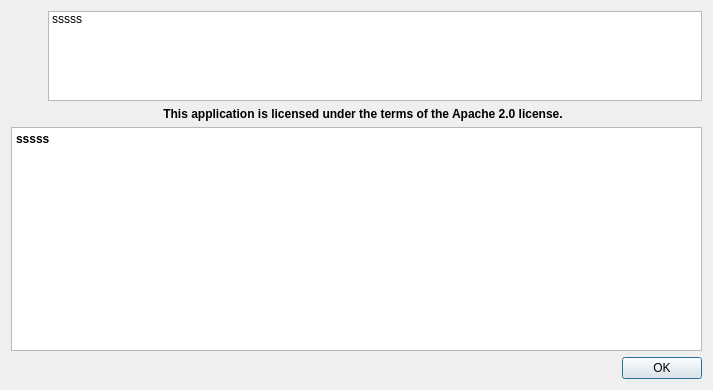
Qt form ui/src/aboutbox.ui (BonoTrotDJ/QVrc) before a commit.
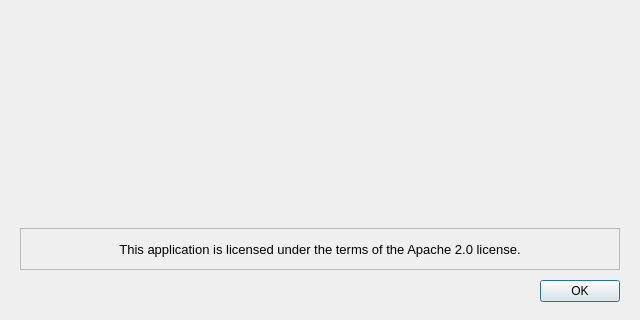
The same form after that commit. Icons and pictures are not drawn.

What changed in the file:
```diff
--- a/ui/src/aboutbox.ui
+++ b/ui/src/aboutbox.ui
@@ -25,8 +25,8 @@
    <rect>
     <x>0</x>
     <y>0</y>
-    <width>713</width>
-    <height>390</height>
+    <width>640</width>
+    <height>320</height>
    </rect>
   </property>
   <property name="windowTitle">
@@ -37,28 +37,45 @@
     <normaloff>:/qlcplus.png</normaloff>:/qlcplus.png</iconset>
   </property>
   <layout class="QGridLayout" name="gridLayout">
-   <item row="5" column="0" colspan="4">
-    <widget class="QTextBrowser" name="m_licenseBrowser">
-     <property name="html">
-      <string notr="true">&lt;!DOCTYPE HTML PUBLIC &quot;-//W3C//DTD HTML 4.0//EN&quot; &quot;http://www.w3.org/TR/REC-html40/strict.dtd&quot;&gt;
-&lt;html&gt;&lt;head&gt;&lt;meta name=&quot;qrichtext&quot; content=&quot;1&quot; /&gt;&lt;meta charset=&quot;utf-8&quot; /&gt;&lt;style type=&quot;text/css&quot;&gt;
-p, li { white-space: pre-wrap; }
-hr { height: 1px; border-width: 0; }
-li.unchecked::marker { content: &quot;\2610&quot;; }
-li.checked::marker { content: &quot;\2612&quot;; }
-&lt;/style&gt;&lt;/head&gt;&lt;body style=&quot; font-family:'Ubuntu'; font-size:10pt; font-weight:400; font-style:normal;&quot;&gt;
-&lt;p style=&quot; margin-top:12px; margin-bottom:12px; margin-left:0px; margin-right:0px; -qt-block-indent:0; text-indent:0px;&quot;&gt;&lt;span style=&quot; font-family:'Sans Serif'; font-size:9pt; font-weight:600;&quot;&gt;sssss&lt;/span&gt;&lt;/p&gt;&lt;/body&gt;&lt;/html&gt;</string>
+   <property name="leftMargin">
+    <number>20</number>
+   </property>
+   <property name="topMargin">
+    <number>18</number>
+   </property>
+   <property name="rightMargin">
+    <number>20</number>
+   </property>
+   <property name="bottomMargin">
+    <number>18</number>
+   </property>
+   <property name="horizontalSpacing">
+    <number>18</number>
+   </property>
+   <property name="verticalSpacing">
+    <number>10</number>
+   </property>
+   <item row="2" column="1">
+    <widget class="QLabel" name="m_copyrightLabel">
+     <property name="textFormat">
+      <enum>Qt::RichText</enum>
+     </property>
+     <property name="alignment">
+      <set>Qt::AlignLeading|Qt::AlignLeft|Qt::AlignTop</set>
+     </property>
+     <property name="wordWrap">
+      <bool>true</bool>
+     </property>
+     <property name="margin">
+      <number>2</number>
      </property>
     </widget>
    </item>
-   <item row="3" column="2">
-    <widget class="QLabel" name="m_websiteLabel"/>
-   </item>
-   <item row="1" column="2">
+   <item row="1" column="1">
     <widget class="QLabel" name="m_versionLabel">
      <property name="font">
       <font>
-       <pointsize>14</pointsize>
+       <pointsize>12</pointsize>
        <italic>false</italic>
        <bold>true</bold>
       </font>
@@ -71,14 +88,72 @@
      </property>
     </widget>
    </item>
-   <item row="2" column="2">
-    <widget class="QLabel" name="m_copyrightLabel">
+   <item row="0" column="1">
+    <widget class="QLabel" name="m_titleLabel">
+     <property name="font">
+      <font>
+       <pointsize>18</pointsize>
+       <bold>true</bold>
+      </font>
+     </property>
+     <property name="text">
+      <string/>
+     </property>
+     <property name="alignment">
+      <set>Qt::AlignBottom|Qt::AlignLeading|Qt::AlignLeft</set>
+     </property>
+    </widget>
+   </item>
+   <item row="3" column="1">
+    <widget class="QLabel" name="m_websiteLabel">
      <property name="textFormat">
       <enum>Qt::RichText</enum>
      </property>
+     <property name="alignment">
+      <set>Qt::AlignLeading|Qt::AlignLeft|Qt::AlignVCenter</set>
+     </property>
+     <property name="openExternalLinks">
+      <bool>false</bool>
+     </property>
+     <property name="margin">
+      <number>2</number>
+     </property>
     </widget>
    </item>
-   <item row="6" column="1" colspan="3">
+   <item row="4" column="0" colspan="2">
+    <widget class="QLabel" name="m_licenseLabel">
+     <property name="sizePolicy">
+      <sizepolicy hsizetype="Preferred" vsizetype="Preferred">
+       <horstretch>0</horstretch>
+       <verstretch>0</verstretch>
+      </sizepolicy>
+     </property>
+     <property name="font">
+      <font>
+       <pointsize>10</pointsize>
+      </font>
+     </property>
+     <property name="alignment">
+      <set>Qt::AlignCenter</set>
+     </property>
+     <property name="wordWrap">
+      <bool>true</bool>
+     </property>
+     <property name="text">
+      <string>This application is licensed under the terms of the Apache 2.0 license.</string>
+     </property>
+     <property name="margin">
+      <number>8</number>
+     </property>
+     <property name="frameShape">
+      <enum>QFrame::StyledPanel</enum>
+     </property>
+     <property name="frameShadow">
+      <enum>QFrame::Sunken</enum>
+     </property>
+    </widget>
+   </item>
+   <item row="5" column="0" colspan="2">
     <widget class="QDialogButtonBox" name="m_buttonBox">
      <property name="orientation">
       <enum>Qt::Horizontal</enum>
@@ -88,69 +163,20 @@
      </property>
     </widget>
    </item>
-   <item row="0" column="3" rowspan="4">
-    <widget class="QListWidget" name="m_contributors">
-     <property name="sizePolicy">
-      <sizepolicy hsizetype="Expanding" vsizetype="Ignored">
-       <horstretch>0</horstretch>
-       <verstretch>0</verstretch>
-      </sizepolicy>
-     </property>
-     <property name="toolTip">
-      <string>Contributors</string>
-     </property>
-     <item>
-      <property name="text">
-       <string>sssss</string>
-      </property>
-     </item>
-    </widget>
-   </item>
-   <item row="0" column="2">
-    <widget class="QLabel" name="m_titleLabel">
-     <property name="font">
-      <font>
-       <pointsize>14</pointsize>
-       <bold>true</bold>
-      </font>
-     </property>
-     <property name="text">
-      <string/>
-     </property>
-     <property name="alignment">
-      <set>Qt::AlignBottom|Qt::AlignLeading|Qt::AlignLeft</set>
-     </property>
-    </widget>
-   </item>
-   <item row="4" column="1" colspan="3">
-    <widget class="QLabel" name="m_licenseLabel">
-     <property name="sizePolicy">
-      <sizepolicy hsizetype="Preferred" vsizetype="Preferred">
-       <horstretch>0</horstretch>
-       <verstretch>0</verstretch>
-      </sizepolicy>
-     </property>
-     <property name="font">
-      <font>
-       <bold>true</bold>
-      </font>
-     </property>
-     <property name="text">
-      <string>This application is licensed under the terms of the Apache 2.0 license.</string>
-     </property>
-     <property name="alignment">
-      <set>Qt::AlignCenter</set>
-     </property>
-    </widget>
-   </item>
-   <item row="1" column="0">
+   <item row="0" column="0" rowspan="4">
     <widget class="QLabel" name="label">
      <property name="sizePolicy">
-      <sizepolicy hsizetype="Maximum" vsizetype="Preferred">
-       <horstretch>0</horstretch>
+      <sizepolicy hsizetype="Preferred" vsizetype="Preferred">
+       <horstretch>1</horstretch>
        <verstretch>0</verstretch>
       </sizepolicy>
      </property>
+     <property name="minimumSize">
+      <size>
+       <width>280</width>
+       <height>170</height>
+      </size>
+     </property>
      <property name="text">
       <string/>
      </property>
@@ -161,8 +187,8 @@
       <bool>false</bool>
      </property>
      <property name="alignment">
-      <set>Qt::AlignLeading|Qt::AlignLeft|Qt::AlignTop</set>
-     </property>
+      <set>Qt::AlignCenter</set>
+      </property>
     </widget>
    </item>
   </layout>
```
Left out of the diff: 2 changed lines with no effect on the pictures.
